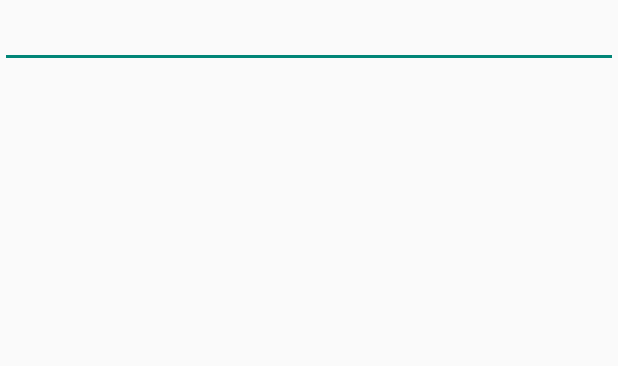
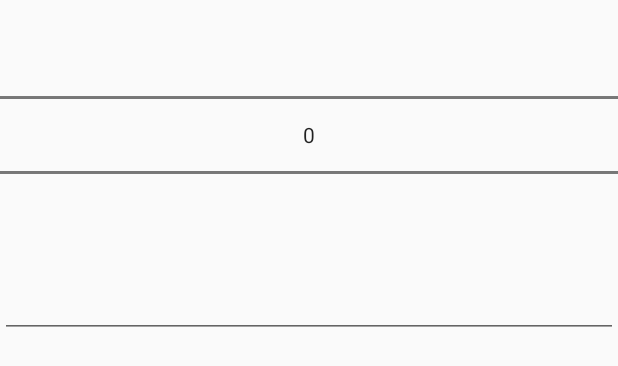
Before and after one commit to connorc0405/blueprint_2015, an Android app: the layout list_and_search_activity.xml on its own in the app's theme, with its tools: preview values and no code run, on a phone screen of 412 x 824 dp. Shown: the top 366 px of the screen. Run offline under Robolectric (Android 15) with nearby library versions, the phone set to English and light mode, and no system bars.

Commit message:
NumberPiker on Search Screen

```diff
--- a/app/src/main/res/layout/list_and_search_activity.xml
+++ b/app/src/main/res/layout/list_and_search_activity.xml
@@ -4,6 +4,12 @@
     android:layout_height="match_parent"
     android:id="@+id/layout">
 
+
+    <NumberPicker
+        android:layout_width="match_parent"
+        android:layout_height="wrap_content"
+        android:id="@+id/searchRadiusPicker"
+        android:layout_gravity="center_horizontal" />
 
     <EditText
         android:layout_width="match_parent"
```
Also changed, not shown: app/src/main/java/com/connor/blueprint2015/ListAndSearchActivity.java (+12 -0 lines).
